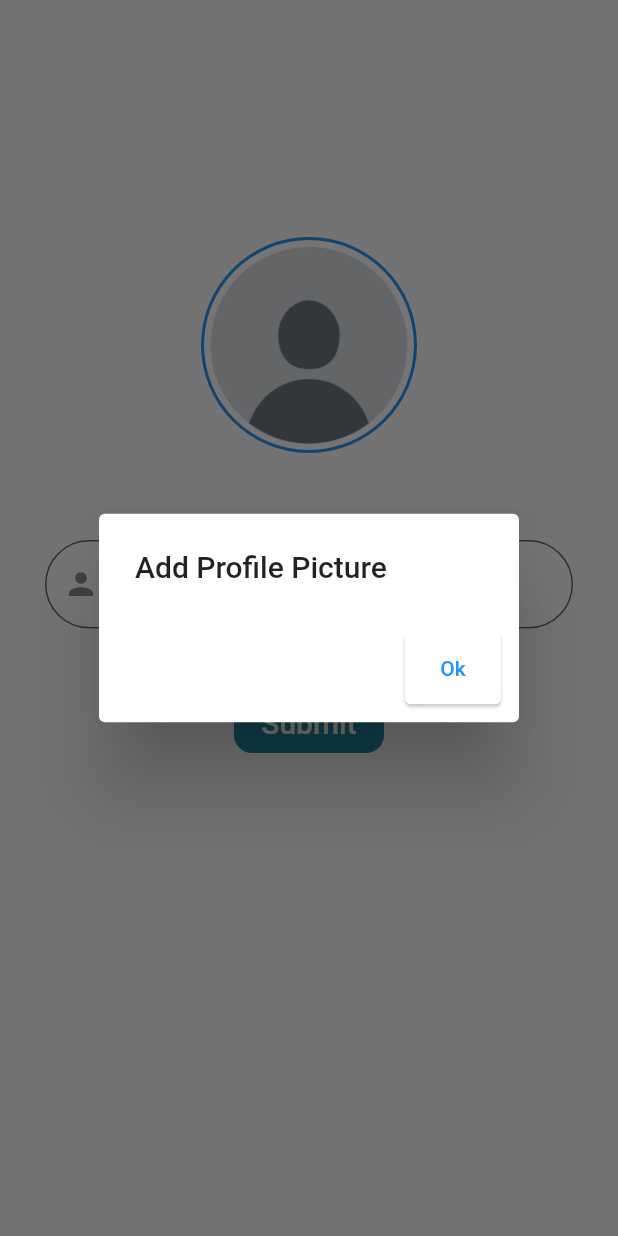
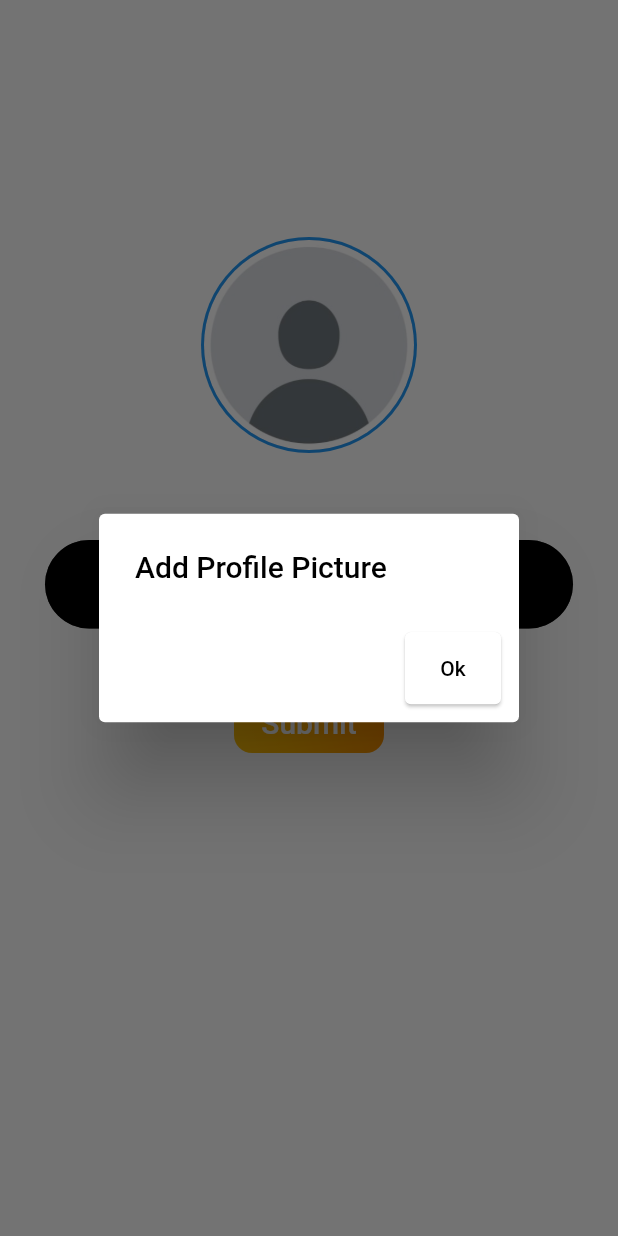
Before and after one commit to baljinder0630/paw_prints, a Flutter app: the CreateProfile screen opened directly with empty values, after a tap on "Submit", on a phone screen of 412 x 824 dp. Run offline on Flutter 3.47's test engine with Material 2 defaults, Android fonts, the phone set to English and light mode, and no system bars; our stand-ins replace animated_bottom_navigation_bar, carousel_slider, cloud_firestore, firebase_auth, firebase_core, firebase_storage and 9 more; missing offline and left inert: dart:ffi; accounts and stored records are empty; network calls fail; project files that could hold a hidden picture were left out.

Commit message:
my commit

```diff
--- a/lib/Pages/createprofilepage.dart
+++ b/lib/Pages/createprofilepage.dart
@@ -185,12 +185,12 @@ class _CreateProfileState extends State<CreateProfile> {
                   prefixIcon: Icon(Icons.person),
                   hintText: "UserName",
                   filled: true,
-                  fillColor: Colors.white,
+                  fillColor: Colors.black,
                   border: OutlineInputBorder(
                       borderRadius: BorderRadius.all(
                         Radius.circular(80.0),
                       ),
-                      borderSide: BorderSide(color: Colors.teal)),
+                      borderSide: BorderSide(color: Colors.amber)),
                 ),
               ),
               SizedBox(
@@ -209,14 +209,18 @@ class _CreateProfileState extends State<CreateProfile> {
                         context: context,
                         builder: (context) {
                           return AlertDialog(
-                            title: Text("Add Profile Picture"),
+                            title: Text("Add Profile Picture",
+                              style: TextStyle(color: Colors.black)
+                            ),
                             actions: [
                               Card(
                                 child: TextButton(
                                   onPressed: () {
                                     Navigator.pop(context);
                                   },
-                                  child: Text("Ok"),
+                                  child: Text("Ok",
+                                    style: TextStyle(color: Colors.black)
+                                  ),
                                 ),
                               )
                             ],
@@ -227,14 +231,19 @@ class _CreateProfileState extends State<CreateProfile> {
                         context: context,
                         builder: (context) {
                           return AlertDialog(
-                            title: Text("Enter UserName"),
+                            title: Text("Enter UserName",
+                              style: TextStyle(color: Colors.black),
+                            ),
                             actions: [
                               Card(
+
                                 child: TextButton(
                                   onPressed: () {
                                     Navigator.pop(context);
                                   },
-                                  child: Text("Ok"),
+                                  child: Text("Ok",
+                                    style: TextStyle(color: Colors.black),
+                                  ),
                                 ),
                               )
                             ],
@@ -247,6 +256,16 @@ class _CreateProfileState extends State<CreateProfile> {
                   height: 40,
                   width: 100,
                   decoration: BoxDecoration(
+                    gradient: LinearGradient(
+                      begin: Alignment.topRight,
+                      end: Alignment.bottomLeft,
+                      colors: [
+                        Colors.amber.shade800,
+                        Colors.amber.shade700,
+                        Colors.amber.shade600,
+                        Colors.amber.shade500
+                      ]
+                    ),
                     borderRadius: BorderRadius.circular(12),
                     color: Color(0xFF21899C),
                   ),
```
